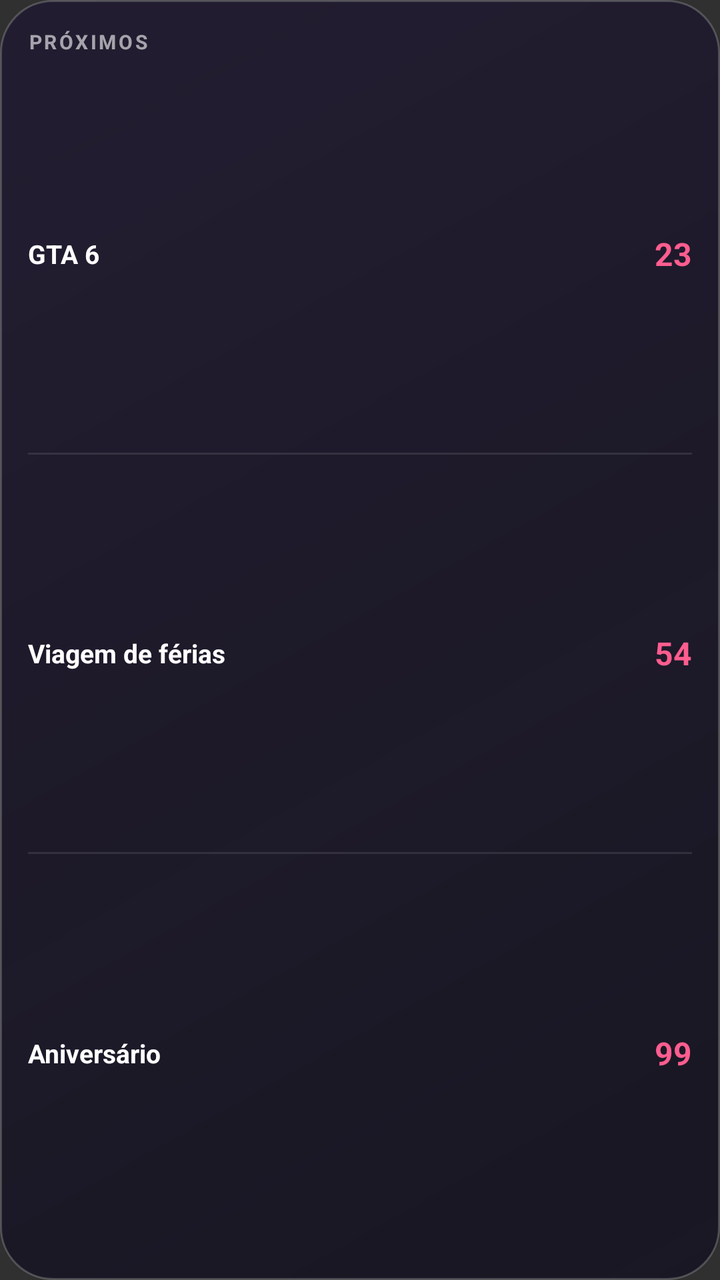
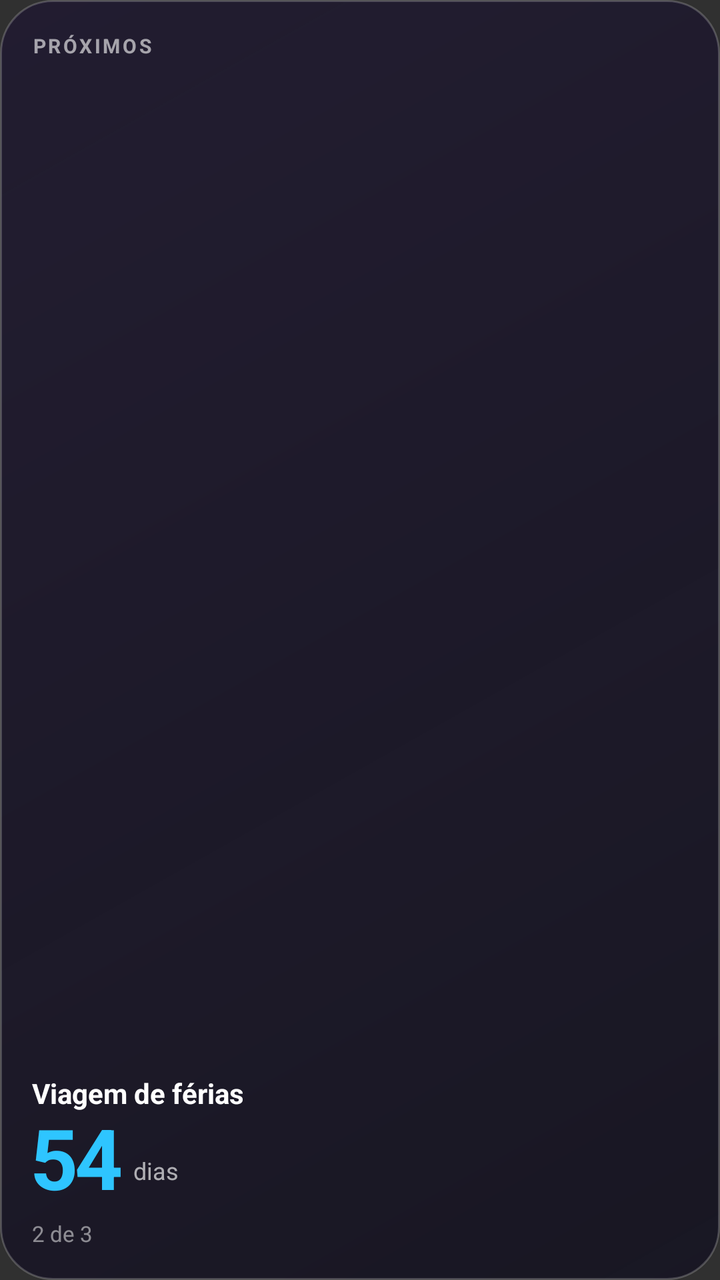

Before-and-after screenshots of an Android layout around one commit, followed by the original layout XML and the change that was made.
<!-- AndroidManifest.xml: application theme android:Theme.Material.NoActionBar -->
<!-- res/layout/widget_lista.xml -->
<?xml version="1.0" encoding="utf-8"?>
<LinearLayout xmlns:android="http://schemas.android.com/apk/res/android"
    android:id="@+id/wRaiz" android:layout_width="match_parent" android:layout_height="match_parent"
    android:background="@drawable/widget_vidro" android:orientation="vertical" android:padding="14dp">
    <TextView android:layout_width="wrap_content" android:layout_height="wrap_content" android:text="PRÓXIMOS"
        android:textColor="#99FFFFFF" android:textSize="10sp" android:textStyle="bold" android:letterSpacing="0.12" />
    <TextView android:id="@+id/wVazio" android:layout_width="match_parent" android:layout_height="0dp" android:layout_weight="1" android:gravity="center"
        android:text="Nenhum evento futuro" android:textColor="#A6FFFFFF" android:textSize="12sp" android:visibility="gone" />
    <LinearLayout android:id="@+id/wL1" android:layout_width="match_parent" android:layout_height="0dp" android:layout_weight="1" android:gravity="center_vertical" android:orientation="horizontal">
        <TextView android:id="@+id/wN1" android:layout_width="0dp" android:layout_height="wrap_content" android:layout_weight="1" android:ellipsize="end" android:maxLines="1"
            android:text="GTA 6" android:textColor="#FFFFFFFF" android:textSize="13sp" android:textStyle="bold" />
        <TextView android:id="@+id/wD1" android:layout_width="wrap_content" android:layout_height="wrap_content" android:layout_marginStart="8dp"
            android:text="23" android:textColor="#FFFF5D8F" android:textSize="16sp" android:textStyle="bold" />
    </LinearLayout>
    <FrameLayout android:layout_width="match_parent" android:layout_height="1dp" android:background="#1AFFFFFF" />
    <LinearLayout android:id="@+id/wL2" android:layout_width="match_parent" android:layout_height="0dp" android:layout_weight="1" android:gravity="center_vertical" android:orientation="horizontal">
        <TextView android:id="@+id/wN2" android:layout_width="0dp" android:layout_height="wrap_content" android:layout_weight="1" android:ellipsize="end" android:maxLines="1"
            android:text="Viagem de férias" android:textColor="#FFFFFFFF" android:textSize="13sp" android:textStyle="bold" />
        <TextView android:id="@+id/wD2" android:layout_width="wrap_content" android:layout_height="wrap_content" android:layout_marginStart="8dp"
            android:text="54" android:textColor="#FFFF5D8F" android:textSize="16sp" android:textStyle="bold" />
    </LinearLayout>
    <FrameLayout android:layout_width="match_parent" android:layout_height="1dp" android:background="#1AFFFFFF" />
    <LinearLayout android:id="@+id/wL3" android:layout_width="match_parent" android:layout_height="0dp" android:layout_weight="1" android:gravity="center_vertical" android:orientation="horizontal">
        <TextView android:id="@+id/wN3" android:layout_width="0dp" android:layout_height="wrap_content" android:layout_weight="1" android:ellipsize="end" android:maxLines="1"
            android:text="Aniversário" android:textColor="#FFFFFFFF" android:textSize="13sp" android:textStyle="bold" />
        <TextView android:id="@+id/wD3" android:layout_width="wrap_content" android:layout_height="wrap_content" android:layout_marginStart="8dp"
            android:text="99" android:textColor="#FFFF5D8F" android:textSize="16sp" android:textStyle="bold" />
    </LinearLayout>
</LinearLayout>
<!-- resources referenced by this layout -->
<resources>
  <!-- drawable widget_vidro (drawable) -->
  <?xml version="1.0" encoding="utf-8"?>
  <shape xmlns:android="http://schemas.android.com/apk/res/android" android:shape="rectangle">
      <corners android:radius="26dp" />
      <gradient android:angle="315" android:startColor="#E6201A30" android:endColor="#D9141220" />
      <stroke android:width="1dp" android:color="#33FFFFFF" />
  </shape>
</resources>

<!-- the commit's change to res/layout/widget_lista.xml (unified diff, before → after) -->
@@ -1,29 +1,28 @@
 <?xml version="1.0" encoding="utf-8"?>
 <LinearLayout xmlns:android="http://schemas.android.com/apk/res/android"
     android:id="@+id/wRaiz" android:layout_width="match_parent" android:layout_height="match_parent"
-    android:background="@drawable/widget_vidro" android:orientation="vertical" android:padding="14dp">
+    android:background="@drawable/widget_vidro" android:orientation="vertical" android:padding="16dp">
     <TextView android:layout_width="wrap_content" android:layout_height="wrap_content" android:text="PRÓXIMOS"
         android:textColor="#99FFFFFF" android:textSize="10sp" android:textStyle="bold" android:letterSpacing="0.12" />
     <TextView android:id="@+id/wVazio" android:layout_width="match_parent" android:layout_height="0dp" android:layout_weight="1" android:gravity="center"
         android:text="Nenhum evento futuro" android:textColor="#A6FFFFFF" android:textSize="12sp" android:visibility="gone" />
-    <LinearLayout android:id="@+id/wL1" android:layout_width="match_parent" android:layout_height="0dp" android:layout_weight="1" android:gravity="center_vertical" android:orientation="horizontal">
-        <TextView android:id="@+id/wN1" android:layout_width="0dp" android:layout_height="wrap_content" android:layout_weight="1" android:ellipsize="end" android:maxLines="1"
-            android:text="GTA 6" android:textColor="#FFFFFFFF" android:textSize="13sp" android:textStyle="bold" />
-        <TextView android:id="@+id/wD1" android:layout_width="wrap_content" android:layout_height="wrap_content" android:layout_marginStart="8dp"
-            android:text="23" android:textColor="#FFFF5D8F" android:textSize="16sp" android:textStyle="bold" />
+    <ViewFlipper android:id="@+id/wGiro" android:layout_width="match_parent" android:layout_height="0dp" android:layout_weight="1"
+        android:autoStart="true" android:flipInterval="3500" android:inAnimation="@anim/giro_entra" android:outAnimation="@anim/giro_sai">
+        <include layout="@layout/widget_giro_item" />
+    </ViewFlipper>
+</LinearLayout>
+<!-- res/layout/widget_giro_item.xml (included above) -->
+<?xml version="1.0" encoding="utf-8"?>
+<LinearLayout xmlns:android="http://schemas.android.com/apk/res/android"
+    android:layout_width="match_parent" android:layout_height="match_parent" android:gravity="bottom" android:orientation="vertical">
+    <TextView android:id="@+id/gNome" android:layout_width="match_parent" android:layout_height="wrap_content" android:ellipsize="end" android:maxLines="1"
+        android:text="Viagem de férias" android:textColor="#FFFFFFFF" android:textSize="14sp" android:textStyle="bold" />
+    <LinearLayout android:layout_width="wrap_content" android:layout_height="wrap_content" android:gravity="bottom" android:orientation="horizontal">
+        <TextView android:id="@+id/gDias" android:layout_width="wrap_content" android:layout_height="wrap_content" android:includeFontPadding="false"
+            android:text="54" android:textColor="#FF2EC5FF" android:textSize="42sp" android:textStyle="bold" android:letterSpacing="-0.04" />
+        <TextView android:id="@+id/gRotulo" android:layout_width="wrap_content" android:layout_height="wrap_content" android:layout_marginStart="6dp" android:layout_marginBottom="5dp"
+            android:text="dias" android:textColor="#A6FFFFFF" android:textSize="12sp" />
     </LinearLayout>
-    <FrameLayout android:layout_width="match_parent" android:layout_height="1dp" android:background="#1AFFFFFF" />
-    <LinearLayout android:id="@+id/wL2" android:layout_width="match_parent" android:layout_height="0dp" android:layout_weight="1" android:gravity="center_vertical" android:orientation="horizontal">
-        <TextView android:id="@+id/wN2" android:layout_width="0dp" android:layout_height="wrap_content" android:layout_weight="1" android:ellipsize="end" android:maxLines="1"
-            android:text="Viagem de férias" android:textColor="#FFFFFFFF" android:textSize="13sp" android:textStyle="bold" />
-        <TextView android:id="@+id/wD2" android:layout_width="wrap_content" android:layout_height="wrap_content" android:layout_marginStart="8dp"
-            android:text="54" android:textColor="#FFFF5D8F" android:textSize="16sp" android:textStyle="bold" />
-    </LinearLayout>
-    <FrameLayout android:layout_width="match_parent" android:layout_height="1dp" android:background="#1AFFFFFF" />
-    <LinearLayout android:id="@+id/wL3" android:layout_width="match_parent" android:layout_height="0dp" android:layout_weight="1" android:gravity="center_vertical" android:orientation="horizontal">
-        <TextView android:id="@+id/wN3" android:layout_width="0dp" android:layout_height="wrap_content" android:layout_weight="1" android:ellipsize="end" android:maxLines="1"
-            android:text="Aniversário" android:textColor="#FFFFFFFF" android:textSize="13sp" android:textStyle="bold" />
-        <TextView android:id="@+id/wD3" android:layout_width="wrap_content" android:layout_height="wrap_content" android:layout_marginStart="8dp"
-            android:text="99" android:textColor="#FFFF5D8F" android:textSize="16sp" android:textStyle="bold" />
-    </LinearLayout>
+    <TextView android:id="@+id/gPos" android:layout_width="wrap_content" android:layout_height="wrap_content" android:layout_marginTop="4dp"
+        android:text="2 de 3" android:textColor="#80FFFFFF" android:textSize="11sp" />
 </LinearLayout>
